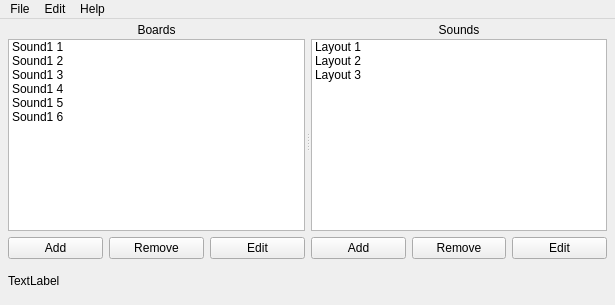
defaultsamson/Soundboard, file mainwindow.ui: the form before one commit.
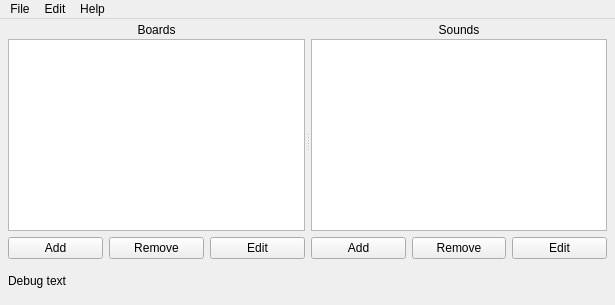
The form after the commit.

Commit message: Board switching works

Patch:
```diff
--- a/mainwindow.ui
+++ b/mainwindow.ui
@@ -85,38 +85,7 @@
          </spacer>
         </item>
         <item>
-         <widget class="QListWidget" name="listWidget_2">
-          <item>
-           <property name="text">
-            <string>Sound1 1</string>
-           </property>
-          </item>
-          <item>
-           <property name="text">
-            <string>Sound1 2</string>
-           </property>
-          </item>
-          <item>
-           <property name="text">
-            <string>Sound1 3</string>
-           </property>
-          </item>
-          <item>
-           <property name="text">
-            <string>Sound1 4</string>
-           </property>
-          </item>
-          <item>
-           <property name="text">
-            <string>Sound1 5</string>
-           </property>
-          </item>
-          <item>
-           <property name="text">
-            <string>Sound1 6</string>
-           </property>
-          </item>
-         </widget>
+         <widget class="QListWidget" name="listBoards"/>
         </item>
         <item>
          <spacer name="verticalSpacer_3">
@@ -205,23 +174,7 @@
          </spacer>
         </item>
         <item>
-         <widget class="QListWidget" name="listWidget">
-          <item>
-           <property name="text">
-            <string>Layout 1</string>
-           </property>
-          </item>
-          <item>
-           <property name="text">
-            <string>Layout 2</string>
-           </property>
-          </item>
-          <item>
-           <property name="text">
-            <string>Layout 3</string>
-           </property>
-          </item>
-         </widget>
+         <widget class="QListWidget" name="listSounds"/>
         </item>
         <item>
          <spacer name="verticalSpacer_4">
@@ -271,7 +224,7 @@
     <item>
      <widget class="QLabel" name="label_3">
       <property name="text">
-       <string>TextLabel</string>
+       <string>Debug text</string>
       </property>
      </widget>
     </item>
```
Left out of the diff: 36 changed lines with no effect on the pictures. The commit also changes 6 other files.
